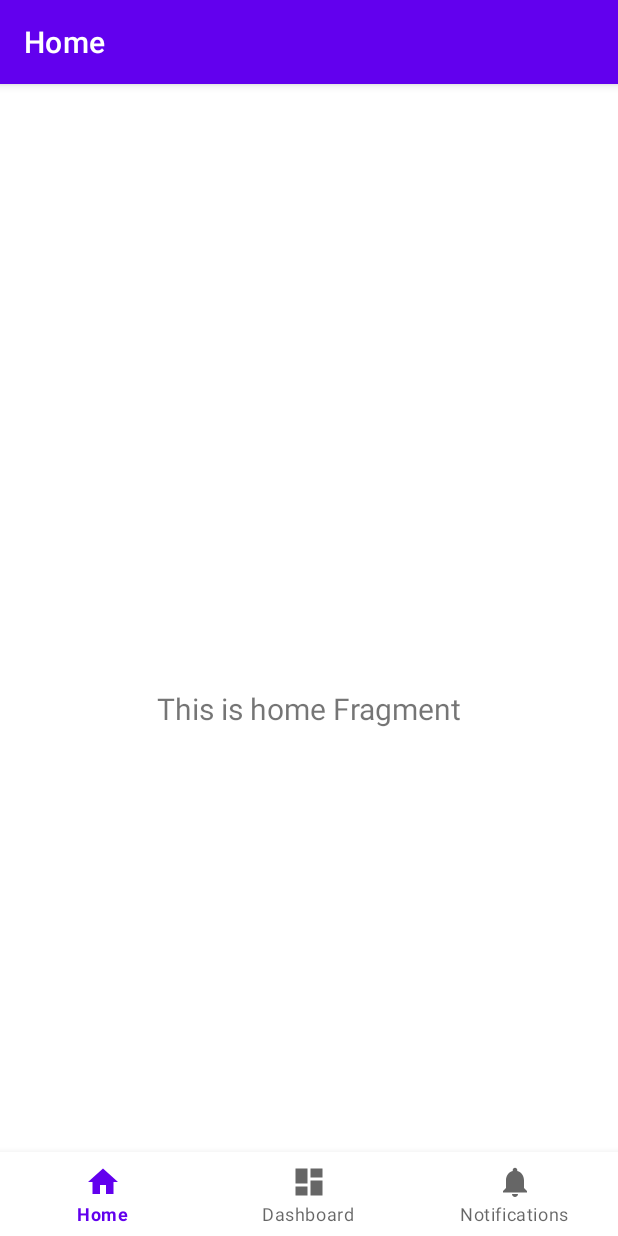
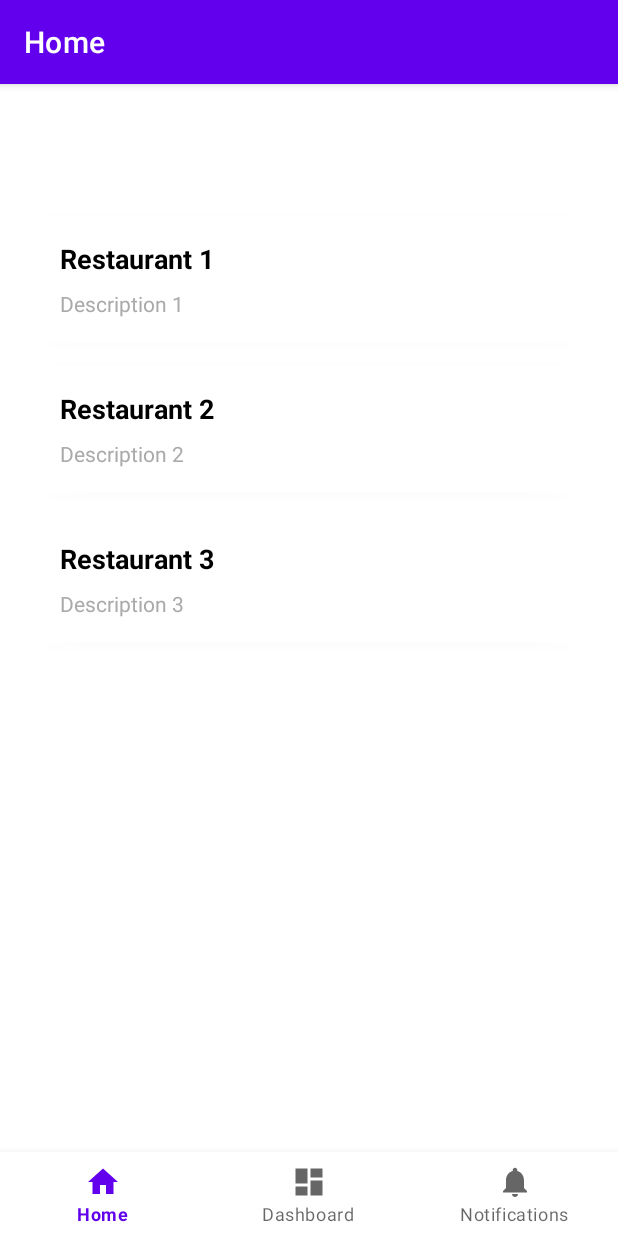
Before and after one commit to sarenayang/FoodLens, an Android app: the screen it shows after launch (MainActivity), on a phone screen of 412 x 824 dp. Run offline under Robolectric (Android 15) with nearby library versions, the phone set to English and light mode, and no system bars; our stand-ins replace navigation-ui.

Commit message:
Restaurant card list working

```diff
--- a/app/build.gradle.kts
+++ b/app/build.gradle.kts
@@ -5,7 +5,7 @@ plugins {
 
 android {
     namespace = "hk.hku.cs.foodlens"
-    compileSdk = 34
+    compileSdk = 35
 
     defaultConfig {
         applicationId = "hk.hku.cs.foodlens"
--- a/app/src/main/java/hk/hku/cs/foodlens/ui/home/HomeFragment.kt
+++ b/app/src/main/java/hk/hku/cs/foodlens/ui/home/HomeFragment.kt
@@ -4,17 +4,15 @@ import android.os.Bundle
 import android.view.LayoutInflater
 import android.view.View
 import android.view.ViewGroup
-import android.widget.TextView
 import androidx.fragment.app.Fragment
 import androidx.lifecycle.ViewModelProvider
+import androidx.navigation.fragment.findNavController
+import androidx.recyclerview.widget.LinearLayoutManager
 import hk.hku.cs.foodlens.databinding.FragmentHomeBinding
 
 class HomeFragment : Fragment() {
 
     private var _binding: FragmentHomeBinding? = null
-
-    // This property is only valid between onCreateView and
-    // onDestroyView.
     private val binding get() = _binding!!
 
     override fun onCreateView(
@@ -28,10 +26,20 @@ class HomeFragment : Fragment() {
         _binding = FragmentHomeBinding.inflate(inflater, container, false)
         val root: View = binding.root
 
-        val textView: TextView = binding.textHome
-        homeViewModel.text.observe(viewLifecycleOwner) {
-            textView.text = it
+        val recyclerView = binding.recyclerView
+        recyclerView.layoutManager = LinearLayoutManager(context)
+        val cardList = listOf(
+            RestaurantCardData("Restaurant 1", "Description 1"),
+            RestaurantCardData("Restaurant 2", "Description 2"),
+            RestaurantCardData("Restaurant 3", "Description 3")
+            // Add more RestaurantCardData items here
+        )
+        val adapter = RestaurantCardAdapter(cardList) { cardData ->
+            val action = HomeFragmentDirections.actionHomeFragmentToDetailFragment(cardData.title, cardData.description)
+            findNavController().navigate(action)
         }
+        recyclerView.adapter = adapter
+
         return root
     }
 
--- /dev/null
+++ b/app/src/main/java/hk/hku/cs/foodlens/ui/home/RestaurantCardAdapter.kt
@@ -0,0 +1,36 @@
+package hk.hku.cs.foodlens.ui.home
+
+import android.view.LayoutInflater
+import android.view.View
+import android.view.ViewGroup
+import android.widget.TextView
+import androidx.recyclerview.widget.RecyclerView
+import hk.hku.cs.foodlens.R
+
+class RestaurantCardAdapter(
+    private val cardList: List<RestaurantCardData>,
+    private val onItemClick: (RestaurantCardData) -> Unit
+) : RecyclerView.Adapter<RestaurantCardAdapter.CardViewHolder>() {
+
+    inner class CardViewHolder(itemView: View) : RecyclerView.ViewHolder(itemView) {
+        private val titleTextView: TextView = itemView.findViewById(R.id.titleTextView)
+        private val descriptionTextView: TextView = itemView.findViewById(R.id.descriptionTextView)
+
+        fun bind(cardData: RestaurantCardData) {
+            titleTextView.text = cardData.title
+            descriptionTextView.text = cardData.description
+            itemView.setOnClickListener { onItemClick(cardData) }
+        }
+    }
+
+    override fun onCreateViewHolder(parent: ViewGroup, viewType: Int): CardViewHolder {
+        val view = LayoutInflater.from(parent.context).inflate(R.layout.restaurant_carditem, parent, false)
+        return CardViewHolder(view)
+    }
+
+    override fun onBindViewHolder(holder: CardViewHolder, position: Int) {
+        holder.bind(cardList[position])
+    }
+
+    override fun getItemCount() = cardList.size
+}
--- /dev/null
+++ b/app/src/main/java/hk/hku/cs/foodlens/ui/home/RestaurantCardData.kt
@@ -0,0 +1,3 @@
+package hk.hku.cs.foodlens.ui.home
+
+data class RestaurantCardData(val title: String, val description: String)
--- /dev/null
+++ b/app/src/main/java/hk/hku/cs/foodlens/ui/menu/MenuFragment.kt
@@ -0,0 +1,4 @@
+package hk.hku.cs.foodlens.ui.menu
+
+class MenuFragment {
+}
--- a/app/src/main/res/layout/fragment_home.xml
+++ b/app/src/main/res/layout/fragment_home.xml
@@ -5,6 +5,18 @@
     android:layout_width="match_parent"
     android:layout_height="match_parent"
     tools:context=".ui.home.HomeFragment">
+    <LinearLayout
+        android:layout_width="match_parent"
+        android:layout_height="match_parent"
+        android:orientation="vertical"
+        android:padding="16dp">
+
+        <androidx.recyclerview.widget.RecyclerView
+            android:id="@+id/recyclerView"
+            android:layout_width="match_parent"
+            android:layout_height="match_parent"
+            android:layout_marginTop="8dp"/>
+    </LinearLayout>
 
     <TextView
         android:id="@+id/text_home"
--- /dev/null
+++ b/app/src/main/res/layout/restaurant_carditem.xml
@@ -0,0 +1,36 @@
+<?xml version="1.0" encoding="utf-8"?>
+<androidx.cardview.widget.CardView
+    xmlns:android="http://schemas.android.com/apk/res/android"
+    xmlns:app="http://schemas.android.com/apk/res-auto"
+    android:layout_width="match_parent"
+    android:layout_height="wrap_content"
+    android:layout_margin="8dp"
+    app:cardCornerRadius="8dp"
+    app:cardElevation="4dp">
+
+    <LinearLayout
+        android:layout_width="match_parent"
+        android:layout_height="wrap_content"
+        android:orientation="vertical"
+        android:padding="16dp">
+
+        <TextView
+            android:id="@+id/titleTextView"
+            android:layout_width="match_parent"
+            android:layout_height="wrap_content"
+            android:text="Card Title"
+            android:textSize="18sp"
+            android:textStyle="bold"
+            android:textColor="@android:color/black" />
+
+        <TextView
+            android:id="@+id/descriptionTextView"
+            android:layout_width="match_parent"
+            android:layout_height="wrap_content"
+            android:layout_marginTop="8dp"
+            android:text="Card description goes here."
+            android:textSize="14sp"
+            android:textColor="@android:color/darker_gray" />
+
+    </LinearLayout>
+</androidx.cardview.widget.CardView>
--- a/app/src/main/res/navigation/mobile_navigation.xml
+++ b/app/src/main/res/navigation/mobile_navigation.xml
@@ -9,7 +9,17 @@
         android:id="@+id/navigation_home"
         android:name="hk.hku.cs.foodlens.ui.home.HomeFragment"
         android:label="@string/title_home"
-        tools:layout="@layout/fragment_home" />
+        tools:layout="@layout/fragment_home">
+        <action
+            android:id="@+id/action_homeFragment_to_menuFragment"
+            app:destination="@id/menuFragment" />
+    </fragment>
+
+    <fragment
+        android:id="@+id/menuFragment"
+        android:name="hk.hku.cs.foodlens.ui.menu.MenuFragment"
+        android:label="MenuFragment"
+        tools:layout="@layout/fragment_menu" />
 
     <fragment
         android:id="@+id/navigation_dashboard"
```
